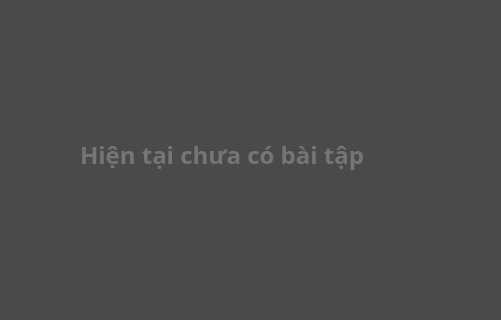
Qt form UI_Files/result_form.ui (hoangm960/Astraea) before a commit; both pictures show x 250 to 751 and y 174 to 494 of the 960 by 643 pixel window.
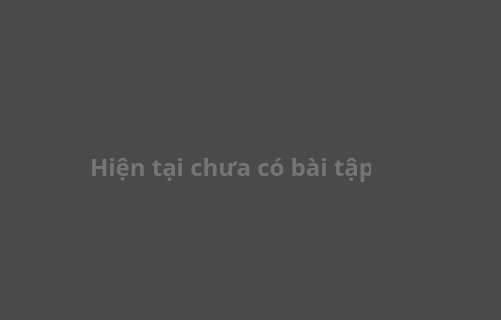
The same form after that commit.

```diff
--- a/UI_Files/result_form.ui
+++ b/UI_Files/result_form.ui
@@ -977,9 +977,9 @@
                        <widget class="QLabel" name="inform">
                         <property name="geometry">
                          <rect>
-                          <x>330</x>
-                          <y>190</y>
-                          <width>341</width>
+                          <x>340</x>
+                          <y>202</y>
+                          <width>281</width>
                           <height>71</height>
                          </rect>
                         </property>
```
